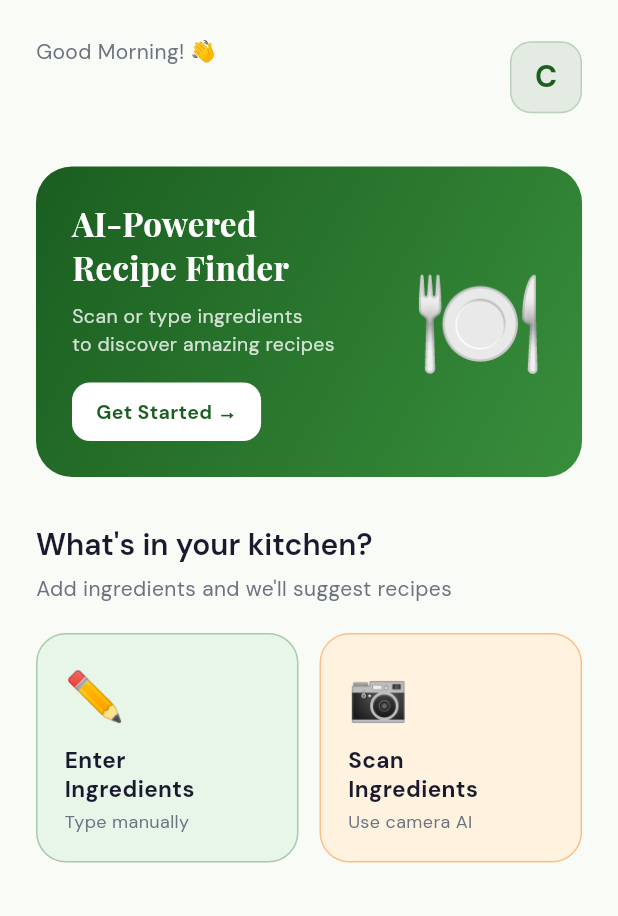
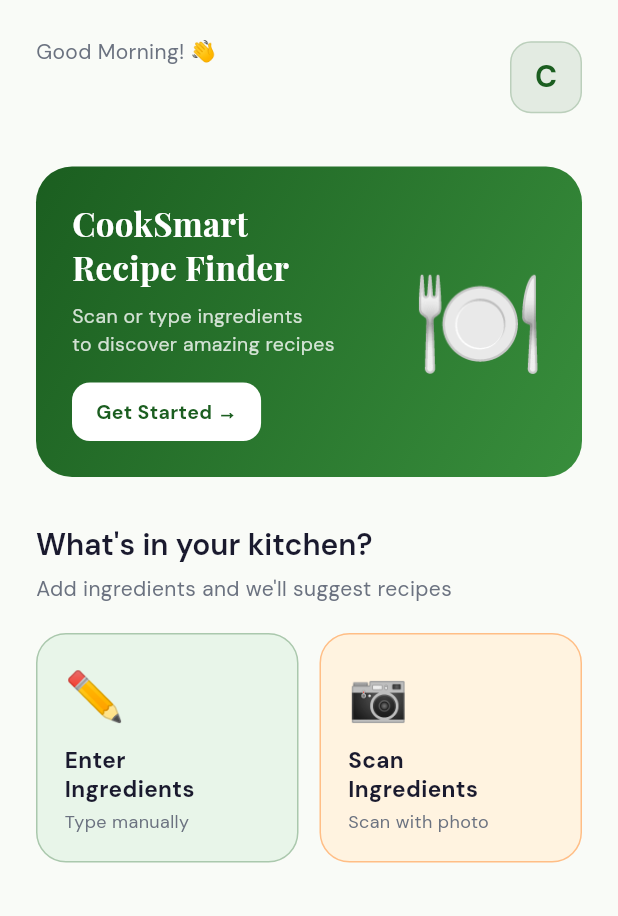
Before and after one commit to sirisha15112004/cooksmart, a Flutter app: the HomeScreen screen opened directly, on a phone screen of 412 x 824 dp. Shown: the top 916 px of the screen. Run offline on Flutter 3.47's test engine with Material 3 defaults, Android fonts, the phone set to English and light mode, and no system bars; drawn by our look-alikes of flutter_animate; our stand-ins replace google_fonts, image_picker, shared_preferences, table_calendar; accounts and stored records are empty.

Commit message:
refactor(ui): clean up UI terminology to CookSmart Recipe Finder and natural photo scanning

```diff
--- a/lib/screens/home_screen.dart
+++ b/lib/screens/home_screen.dart
@@ -137,7 +137,7 @@ class _HomeScreenState extends State<HomeScreen> {
             child: Column(
               crossAxisAlignment: CrossAxisAlignment.start,
               children: [
-                Text('AI-Powered\nRecipe Finder',
+                Text('CookSmart\nRecipe Finder',
                     style: GoogleFonts.playfairDisplay(
                       fontSize: 22,
                       fontWeight: FontWeight.w700,
@@ -201,7 +201,7 @@ class _HomeScreenState extends State<HomeScreen> {
           child: _OptionCard(
             emoji: '📷',
             title: 'Scan\nIngredients',
-            subtitle: 'Use camera AI',
+            subtitle: 'Scan with photo',
             color: const Color(0xFFFFF3E0),
             borderColor: AppTheme.accent.withValues(alpha: 0.4),
             onTap: () => Navigator.push(
--- a/lib/screens/ingredients/scan_ingredients_screen.dart
+++ b/lib/screens/ingredients/scan_ingredients_screen.dart
@@ -262,7 +262,7 @@ class _ScanIngredientsScreenState extends State<ScanIngredientsScreen> {
                       color: AppTheme.textPrimary,
                     )),
                 const SizedBox(height: 6),
-                Text('AI will detect ingredients automatically',
+                Text('Detects ingredients automatically from photo',
                     style: GoogleFonts.dmSans(
                         color: AppTheme.textSecondary, fontSize: 13)),
               ],
@@ -367,7 +367,7 @@ class _ScanIngredientsScreenState extends State<ScanIngredientsScreen> {
                 color: AppTheme.textPrimary,
               )),
           const SizedBox(height: 6),
-          Text('AI is identifying items in the image',
+          Text('Identifying food items from the image',
               style: GoogleFonts.dmSans(
                   color: AppTheme.textSecondary, fontSize: 13)),
         ],
--- a/lib/screens/recipes/recipe_results_screen.dart
+++ b/lib/screens/recipes/recipe_results_screen.dart
@@ -152,7 +152,7 @@ class _RecipeResultsScreenState extends State<RecipeResultsScreen>
           ),
           const Spacer(),
           Text(
-            'AI filtered',
+            'Diet filtered',
             style: GoogleFonts.dmSans(
               color: _dietColor.withValues(alpha: 0.7),
               fontSize: 12,
```
